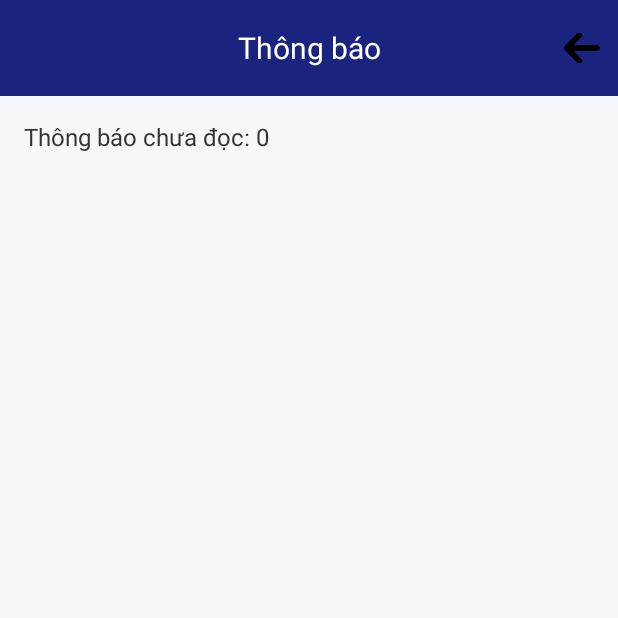
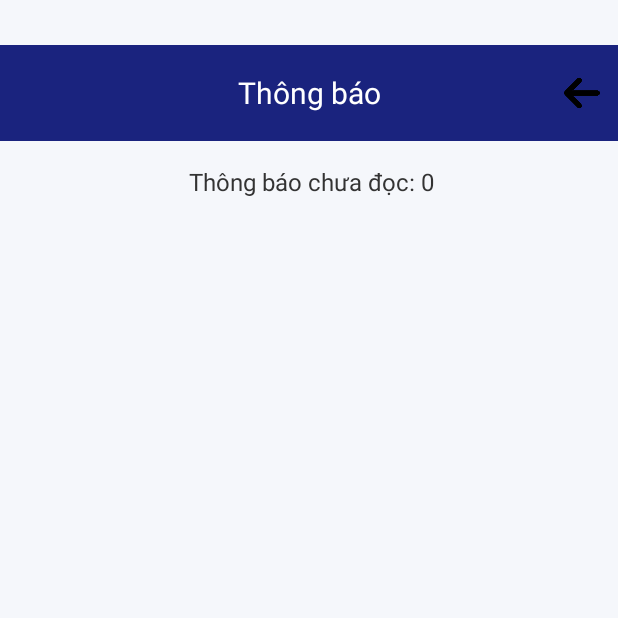
Before and after one commit to lathuan/ASM_team_5, an Android app: the NotificationsActivity screen opened directly, with no data from a screen before it, on a phone screen of 412 x 824 dp, the top half of it. Run offline under Robolectric (Android 15) with nearby library versions, the light colour scheme and no system bars.

Commit message:
chinh 1 ti giao dien thong bao

```diff
--- a/app/src/main/res/layout/activity_notifications.xml
+++ b/app/src/main/res/layout/activity_notifications.xml
@@ -11,6 +11,7 @@
         android:layout_width="match_parent"
         android:layout_height="?attr/actionBarSize"
         android:background="#1A237E"
+        android:layout_marginTop="30dp"
         android:theme="@style/ThemeOverlay.AppCompat.Dark.ActionBar">
 
         <TextView
@@ -40,6 +41,7 @@
         android:text="Thông báo chưa đọc: 0"
         android:textSize="16sp"
         android:textColor="#333333"
+        android:layout_marginLeft="110dp"
         android:padding="16dp" />
 
     <!-- ListView cho danh sách thông báo -->
```
